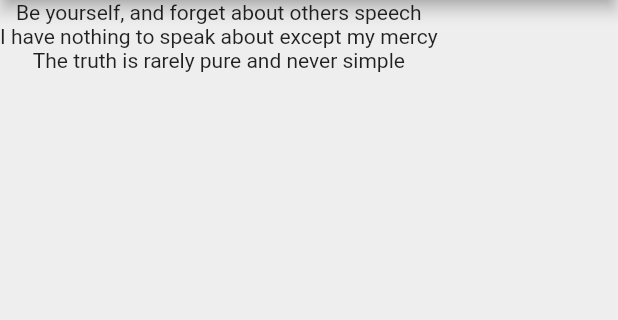
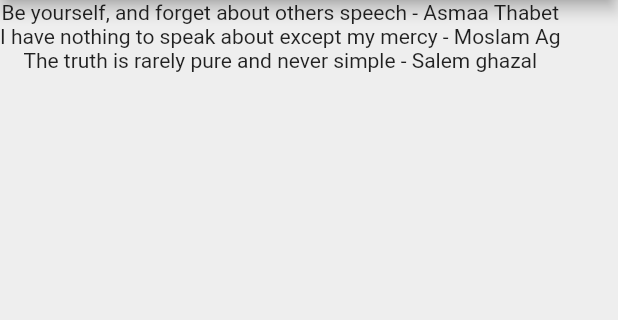
Before and after one commit to Asmaathabet/Quotes, a Flutter app: the screen it shows after launch, on a phone screen of 412 x 824 dp, the part 84-404 px from its top. Run offline on Flutter 3.47's test engine with Material 2 defaults, Android fonts, the phone set to English and light mode, and no system bars.

Commit message:
display quotes

```diff
--- a/lib/main.dart
+++ b/lib/main.dart
@@ -1,4 +1,5 @@
 import 'package:flutter/material.dart';
+import 'quote.dart';
 // property: widget
 void main() => runApp(MaterialApp (
  home: QuoteList() ,
@@ -11,10 +12,10 @@ class QuoteList extends StatefulWidget {
 }
 
 class _QuoteListState extends State<QuoteList> {
-  List<String> quotes = [
-    'Be yourself, and forget about others speech',
-    'I have nothing to speak about except my mercy',
-    'The truth is rarely pure and never simple',
+  List<Quote> quotes = [
+    Quote(text: 'Be yourself, and forget about others speech', author: 'Asmaa Thabet'),
+    Quote(text: 'I have nothing to speak about except my mercy',author: 'Moslam Ag'),
+    Quote(text: 'The truth is rarely pure and never simple',author: 'Salem ghazal'),
   ];
   @override
   Widget build(BuildContext context) {
@@ -26,7 +27,7 @@ class _QuoteListState extends State<QuoteList> {
         backgroundColor: Colors.redAccent,
       ),
       body: Column(
-        children: quotes.map((qoute) => Text(qoute)).toList(),
+        children: quotes.map((qoute) => Text('${qoute.text} - ${qoute.author} ')).toList(),
       ),
     );
   }
```
